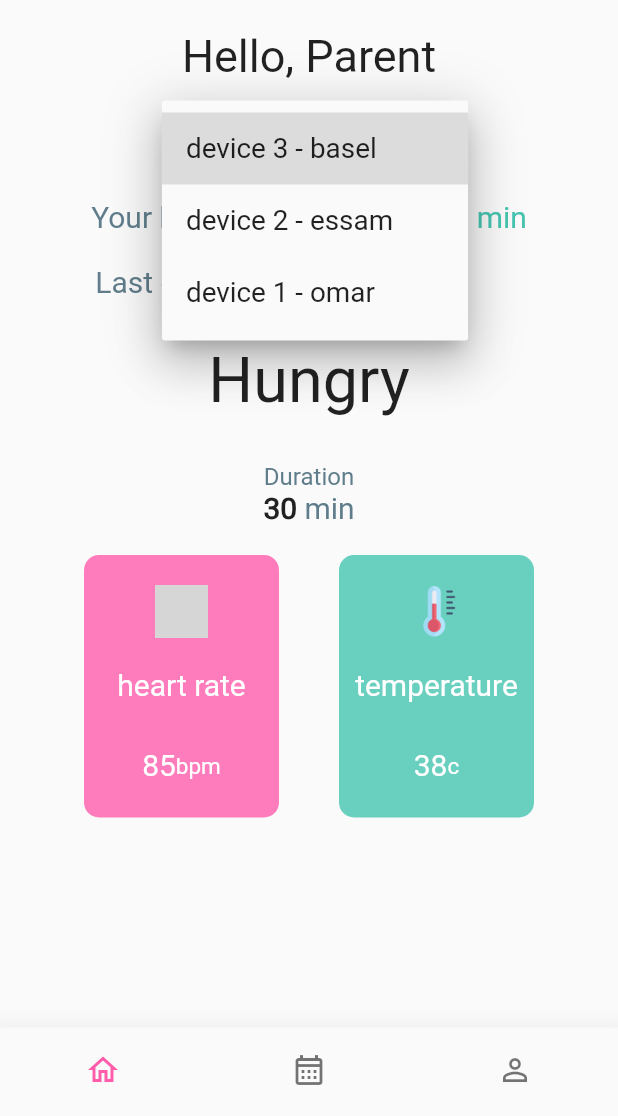
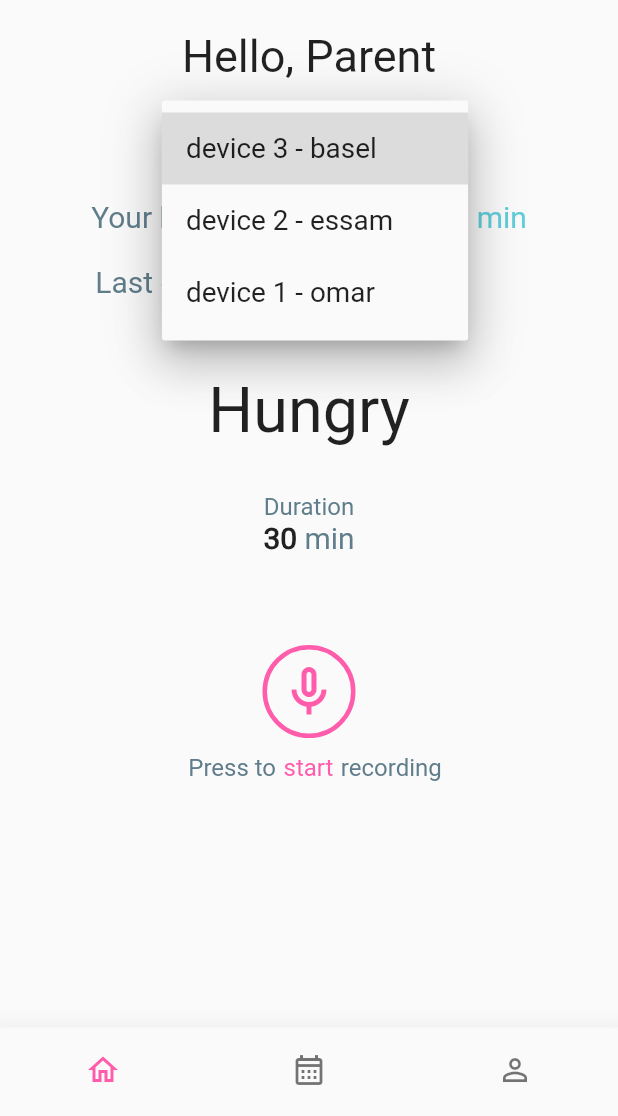
Before and after one commit to Omar-Rahwanji/Baby-May-Cry-Mobile-App, a Flutter app: the HomePage screen opened directly with empty values, after a tap on "device 3 - basel", on a phone screen of 412 x 824 dp, the part 120-1236 px from its top. Run offline on Flutter 3.47's test engine with Material 2 defaults, Android fonts, the phone set to English and light mode, and no system bars; our stand-ins replace cloud_firestore, firebase_auth, firebase_core, fluttertoast, localize_and_translate, modal_progress_hud_nsn and 2 more; missing offline and left inert: flutter_sound_lite; accounts and stored records are empty; grey boxes are pictures that could not be loaded.

Commit message:
Finish recording button

```diff
--- /dev/null
+++ b/lib/components/recording_button.dart
@@ -0,0 +1,103 @@
+import 'package:baby_may_cry/services/audio.dart';
+import 'package:baby_may_cry/static/colors.dart';
+import 'package:flutter/material.dart';
+import 'package:localize_and_translate/localize_and_translate.dart';
+
+class RecordingButton extends StatefulWidget {
+  const RecordingButton({Key? key}) : super(key: key);
+
+  @override
+  State<RecordingButton> createState() => _RecordingButtonState();
+}
+
+class _RecordingButtonState extends State<RecordingButton> {
+  final recorder = SoundRecorder();
+
+  @override
+  void initState() {
+    super.initState();
+    recorder.init();
+  }
+
+  @override
+  void dispose() {
+    recorder.dispose();
+    super.dispose();
+  }
+
+  @override
+  Widget build(BuildContext context) {
+    bool isRecording = recorder.isRecording;
+    IconData icon = isRecording ? Icons.mic_outlined : Icons.mic_none_outlined;
+    String buttonHint = isRecording ? "stop".tr() : "start".tr();
+
+    return Column(
+      children: [
+        Container(
+          decoration: BoxDecoration(
+            border: Border.all(
+              color: CustomColors.primary,
+              width: 3,
+            ),
+            borderRadius: BorderRadius.circular(50),
+          ),
+          child: Stack(
+            children: [
+              Visibility(
+                visible: isRecording,
+                child: SizedBox(
+                  width: 56,
+                  height: 56,
+                  child: CircularProgressIndicator(
+                    backgroundColor: CustomColors.secondary,
+                    strokeWidth: 7,
+                  ),
+                ),
+              ),
+              IconButton(
+                iconSize: 40,
+                color: CustomColors.primary,
+                icon: Icon(icon),
+                onPressed: () async {
+                  await recorder.toggleRecording();
+                  final isRecording = recorder.isRecording;
+                  setState(() {});
+                },
+              ),
+            ],
+          ),
+        ),
+        const SizedBox(height: 10),
+        Row(
+          mainAxisAlignment: MainAxisAlignment.center,
+          children: [
+            const SizedBox(width: 8),
+            Text(
+              "Press to".tr(),
+              style: const TextStyle(
+                color: Colors.blueGrey,
+                fontSize: 16,
+              ),
+            ),
+            const SizedBox(width: 5),
+            Text(
+              buttonHint,
+              style: TextStyle(
+                color: CustomColors.primary,
+                fontSize: 16,
+              ),
+            ),
+            const SizedBox(width: 5),
+            Text(
+              "recording".tr(),
+              style: const TextStyle(
+                color: Colors.blueGrey,
+                fontSize: 16,
+              ),
+            ),
+          ],
+        ),
+      ],
+    );
+  }
+}
--- a/lib/pages/home.dart
+++ b/lib/pages/home.dart
@@ -30,6 +30,9 @@ class _HomePageState extends State<HomePage> {
         child: Column(
           children: [
             UserAccountsDrawerHeader(
+              decoration: BoxDecoration(
+                color: CustomColors.secondary,
+              ),
               accountName: Text(userData['fullName'].toString()),
               accountEmail: Text(userData['email'].toString()),
               currentAccountPicture: const Image(
--- a/lib/pages/parent_dashboard.dart
+++ b/lib/pages/parent_dashboard.dart
@@ -1,4 +1,5 @@
 import 'package:baby_may_cry/components/reading_card.dart';
+import 'package:baby_may_cry/components/recording_button.dart';
 import 'package:flutter/material.dart';
 import 'package:localize_and_translate/localize_and_translate.dart';
 
@@ -81,7 +82,7 @@ class _ParentDashboardState extends State<ParentDashboard> {
               ),
             ),
           ),
-          const SizedBox(height: 30),
+          const SizedBox(height: 50),
           Text(
             "Hungry".tr(),
             style: const TextStyle(
@@ -115,15 +116,8 @@ class _ParentDashboardState extends State<ParentDashboard> {
               ),
             ],
           ),
-          const SizedBox(height: 20),
-          Row(
-            mainAxisAlignment: MainAxisAlignment.center,
-            children: [
-              ReadingCard(color: CustomColors.primary, image: "assets/images/pulse.png", label: "heart rate", reading: "85", unit: "bpm"),
-              const SizedBox(width: 40),
-              ReadingCard(color: CustomColors.secondary, image: "assets/images/temperature.png", label: "temperature", reading: "38", unit: "c"),
-            ],
-          ),
+          const SizedBox(height: 60),
+          RecordingButton(),
         ],
       ),
     );
--- /dev/null
+++ b/lib/services/audio.dart
@@ -0,0 +1,51 @@
+import 'package:flutter_sound_lite/flutter_sound.dart';
+import 'package:permission_handler/permission_handler.dart';
+
+const pathToSaveAudio = 'audio_example.aac';
+
+class SoundRecorder {
+  FlutterSoundRecorder? _audioRecorder;
+  bool _isRecorderInitialised = false;
+
+  bool get isRecording => _audioRecorder!.isRecording;
+
+  Future init() async {
+    _audioRecorder = FlutterSoundRecorder();
+
+    final status = await Permission.microphone.request();
+    if (status != PermissionStatus.granted) {
+      throw RecordingPermissionException('Microphone permission denied');
+    }
+
+    await _audioRecorder!.openAudioSession();
+    _isRecorderInitialised = true;
+  }
+
+  void dispose() {
+    if (!_isRecorderInitialised) return;
+
+    _audioRecorder!.closeAudioSession();
+    _audioRecorder = null;
+    _isRecorderInitialised = false;
+  }
+
+  Future _record() async {
+    if (!_isRecorderInitialised) return;
+
+    await _audioRecorder!.startRecorder(toFile: pathToSaveAudio);
+  }
+
+  Future _stop() async {
+    if (!_isRecorderInitialised) return;
+
+    await _audioRecorder!.stopRecorder();
+  }
+
+  Future toggleRecording() async {
+    if (_audioRecorder!.isStopped) {
+      await _record();
+    } else {
+      await _stop();
+    }
+  }
+}
--- a/lib/static/colors.dart
+++ b/lib/static/colors.dart
@@ -2,7 +2,7 @@ import 'package:flutter/material.dart';
 
 class CustomColors {
   static MaterialColor primary =
-      MaterialColor(0xFFFF5CAB, <int, Color>{50: Color(0xFFFF5CAB)});
+      const MaterialColor(0xFFFF5CAB, <int, Color>{50: Color(0xFFFF5CAB)});
   static MaterialColor secondary =
-      MaterialColor(0xFF45C4B0, <int, Color>{50: Color(0xFF45C4B0)});
+      const MaterialColor(0xFF5FCDD9, <int, Color>{50: Color(0xFF5FCDD9)});
 }
```
Also changed, not shown: lib/components/booking-history-card.dart (deleted, +0 -44 lines), lib/components/office-card.dart (deleted, +0 -92 lines), lib/components/service-card.dart (deleted, +0 -97 lines), 1 other file.
